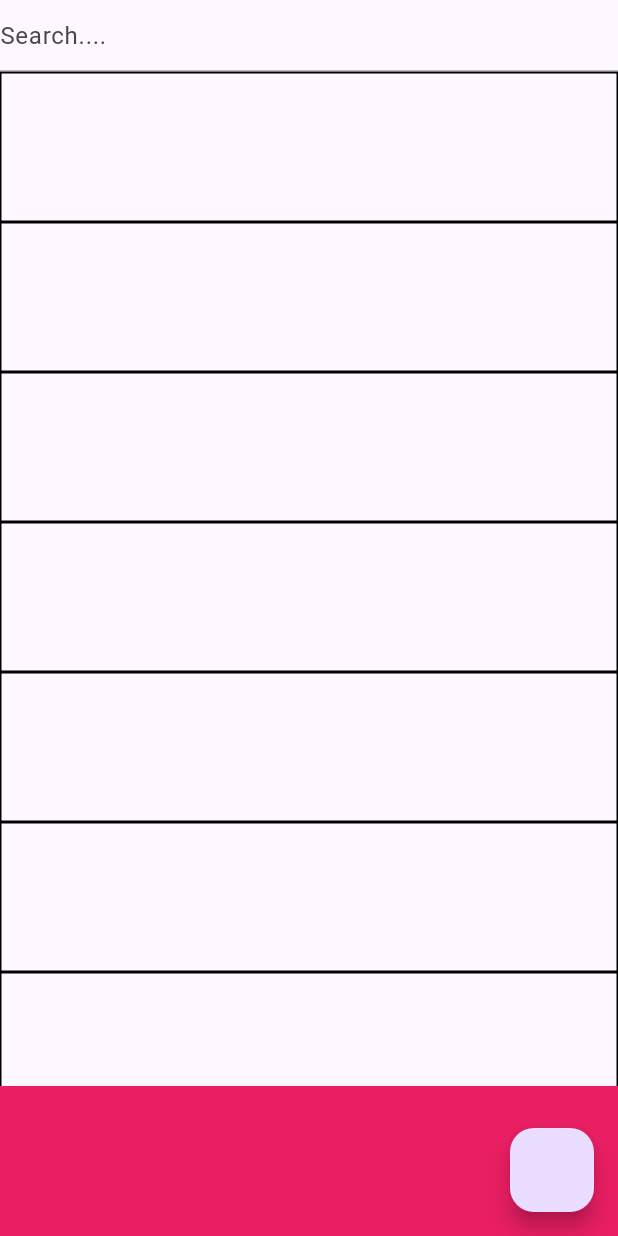
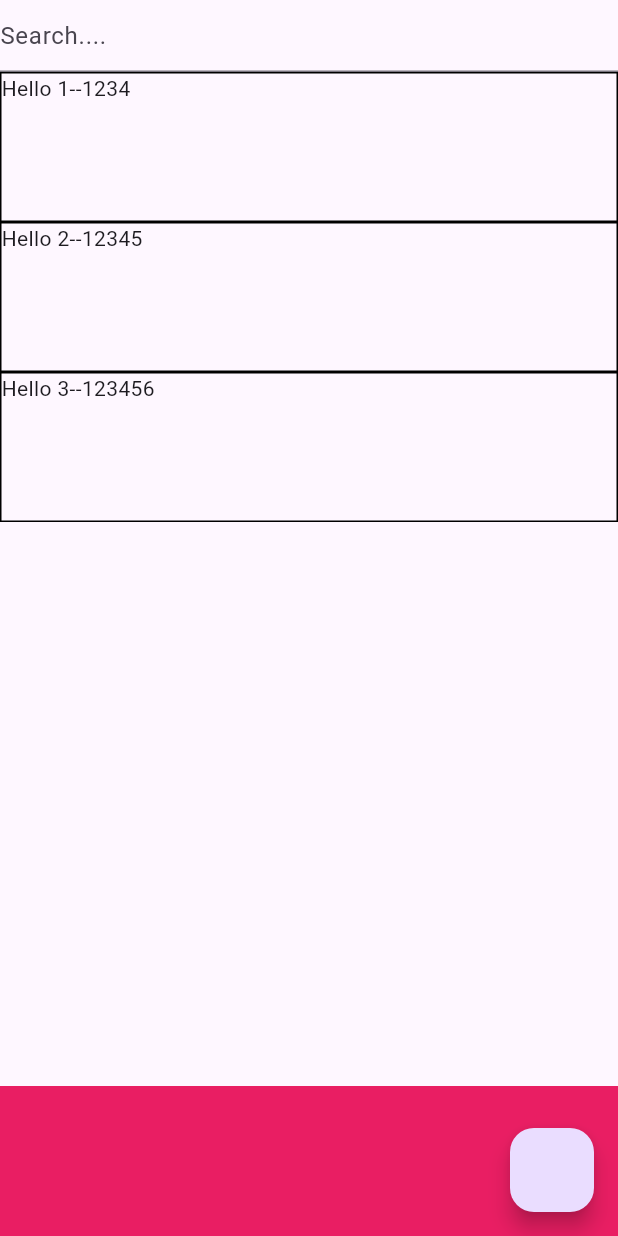
Before and after one commit to coder0211/flutter-base, a Flutter app: the screen it shows after launch, on a phone screen of 412 x 824 dp. Run offline on Flutter 3.47's test engine with Material 3 defaults, Android fonts, the phone set to English and light mode, and no system bars; our stand-ins replace equatable, flutter_bloc.

Commit message:
<update>

```diff
--- /dev/null
+++ b/lib/main.cubit.dart
@@ -0,0 +1,37 @@
+import 'package:equatable/equatable.dart';
+import 'package:flutter_bloc/flutter_bloc.dart';
+import 'package:improve_base/model/user.dart';
+
+class MainState extends Equatable {
+  final List<User> users;
+
+  const MainState({
+    this.users = const [],
+  });
+
+  @override
+  String toString() {
+    return '${users.length}';
+  }
+
+  @override
+  List<Object?> get props => [users.hashCode];
+}
+
+class MainCubit extends Cubit<MainState> {
+  MainCubit() : super(const MainState());
+
+  void init() {
+    emit(MainState(users: [
+      User(name: 'Hello 1', description: '1234'),
+      User(name: 'Hello 2', description: '12345'),
+      User(name: 'Hello 3', description: '123456'),
+    ]));
+  }
+
+  void change() {
+    state.users[1].description = DateTime.now().microsecondsSinceEpoch.toString();
+    // temp.add(User(name: 'asdf', description: DateTime.now().microsecondsSinceEpoch.toString()));
+    emit(MainState(users: state.users.toList()));
+  }
+}
--- a/lib/main.dart
+++ b/lib/main.dart
@@ -1,5 +1,7 @@
 import 'package:flutter/material.dart';
+import 'package:flutter_bloc/flutter_bloc.dart';
 import 'package:improve_base/base/page_base.dart';
+import 'package:improve_base/main.cubit.dart';
 import 'package:improve_base/theme/app_color.dart';
 import 'package:improve_base/utils/app_utils.dart';
 import 'package:improve_base/widgets/scroll_hide_bottom_bar.dart';
@@ -20,7 +22,10 @@ class MyApp extends StatelessWidget {
       theme: ThemeData(
         primarySwatch: Colors.blue,
       ),
-      home: const MyHomePage(title: 'Flutter Demo Home Page'),
+      home: BlocProvider<MainCubit>(
+        create: (context) => MainCubit(),
+        child: const MyHomePage(title: 'Flutter Demo Home Page'),
+      ),
     );
   }
 }
@@ -36,10 +41,13 @@ class MyHomePage extends PageBase {
 
 class _MyHomePageState extends PageBaseState<MyHomePage> with PageLoadingMixin {
   late TextEditingController tfController;
+  late MainCubit mainCubit;
   @override
   void initState() {
+    super.initState();
     tfController = TextEditingController();
-    super.initState();
+    mainCubit = context.read<MainCubit>();
+    mainCubit.init();
   }
 
   @override
@@ -70,19 +78,24 @@ class _MyHomePageState extends PageBaseState<MyHomePage> with PageLoadingMixin {
                   height: 100,
                   width: AppUtils.getScreenWidth(context),
                 ),
-                child: SizedBox(),
-                children: [
-                  for (int i = 0; i < 10; i++) ...{
-                    Container(
-                      decoration: BoxDecoration(
-                          border: Border.all(
-                        color: AppColors.black,
-                      )),
-                      height: 100,
-                      width: AppUtils.getScreenWidth(context),
-                    ),
-                  }
-                ],
+                child: BlocConsumer<MainCubit, MainState>(
+                    listener: (context, state) {},
+                    builder: (_, MainState state) {
+                      return ListView.builder(
+                        itemBuilder: (BuildContext context, int index) {
+                          final user = state.users[index];
+                          return Container(
+                            height: 100,
+                            width: AppUtils.getScreenWidth(context),
+                            decoration: BoxDecoration(
+                              border: Border.all(),
+                            ),
+                            child: Text('${user.name}--${user.description}'),
+                          );
+                        },
+                        itemCount: state.users.length,
+                      );
+                    }),
               ),
             ),
           ],
@@ -90,8 +103,9 @@ class _MyHomePageState extends PageBaseState<MyHomePage> with PageLoadingMixin {
       ),
       floatingActionButton: FloatingActionButton(
         onPressed: () async {
-          showLoading(context);
-          await Future.delayed(const Duration(seconds: 1)).whenComplete(() => hideLoading(context));
+          mainCubit.change();
+          // showLoading(context);
+          // await Future.delayed(const Duration(seconds: 1)).whenComplete(() => hideLoading(context));
         },
       ),
     );
--- /dev/null
+++ b/lib/model/user.dart
@@ -0,0 +1,13 @@
+import 'package:equatable/equatable.dart';
+
+class User extends Equatable {
+  User({
+    this.name = '',
+    this.description = '',
+  });
+  final String name;
+  String description;
+
+  @override
+  List<Object?> get props => [name, description];
+}
--- /dev/null
+++ b/lib/widgets/custom_cubit.dart
@@ -0,0 +1,10 @@
+import 'package:flutter_bloc/flutter_bloc.dart';
+
+class CustomCubit extends Cubit {
+  CustomCubit(super.initialState);
+
+  @override
+  void emit(state) {
+    if (!isClosed) super.emit(state);
+  }
+}
--- a/lib/widgets/scroll_hide_bottom_bar.dart
+++ b/lib/widgets/scroll_hide_bottom_bar.dart
@@ -1,5 +1,6 @@
 import 'package:flutter/material.dart';
 import 'package:improve_base/utils/debouncer.dart';
+import 'package:improve_base/widgets/null_widget.dart';
 
 import 'slide_section.dart';
 
@@ -36,6 +37,7 @@ class _ScrollHideBottomBarState extends State<ScrollHideBottomBar> {
               shrinkWrap: widget.shrinkWrap,
               children: widget.children ?? [],
             ),
+          if (widget.child != null) widget.child ?? nullWidget,
           ValueListenableBuilder<bool>(
             builder: (_, isShow, __) {
               return SlideSection(
--- a/pubspec.yaml
+++ b/pubspec.yaml
@@ -34,6 +34,7 @@ dependencies:
   # Use with the CupertinoIcons class for iOS style icons.
   cupertino_icons: ^1.0.2
   flutter_bloc: ^8.1.5
+  equatable: ^2.0.5
 
 dev_dependencies:
   flutter_test:
```
Also changed, not shown: 1 other file.
